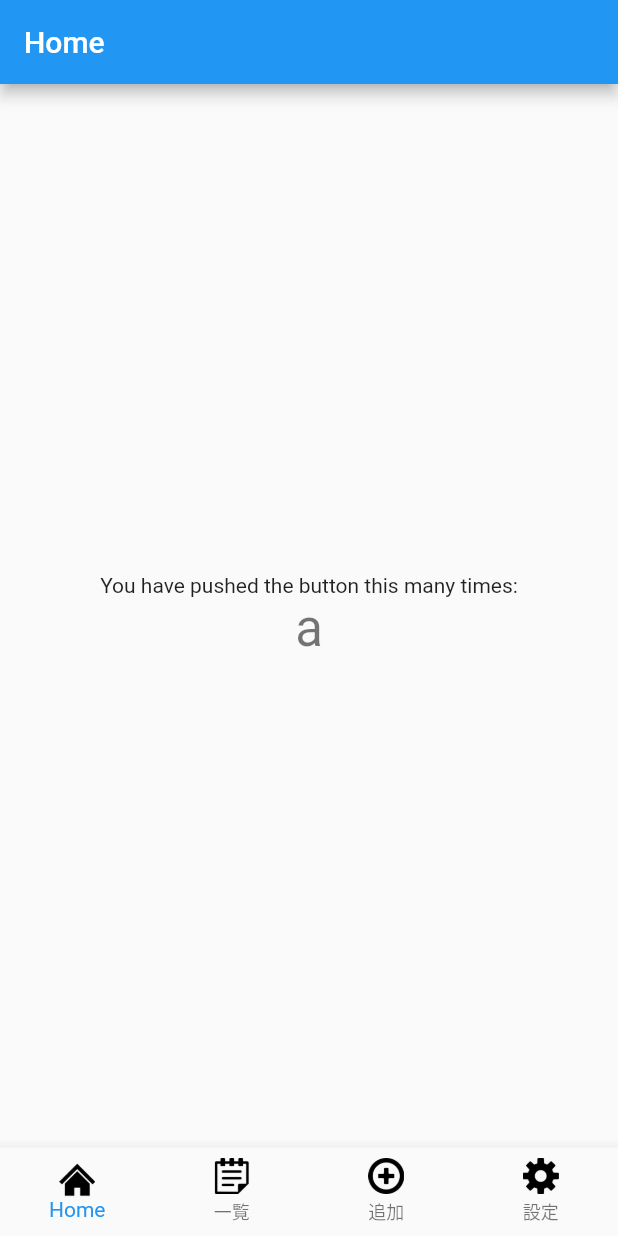
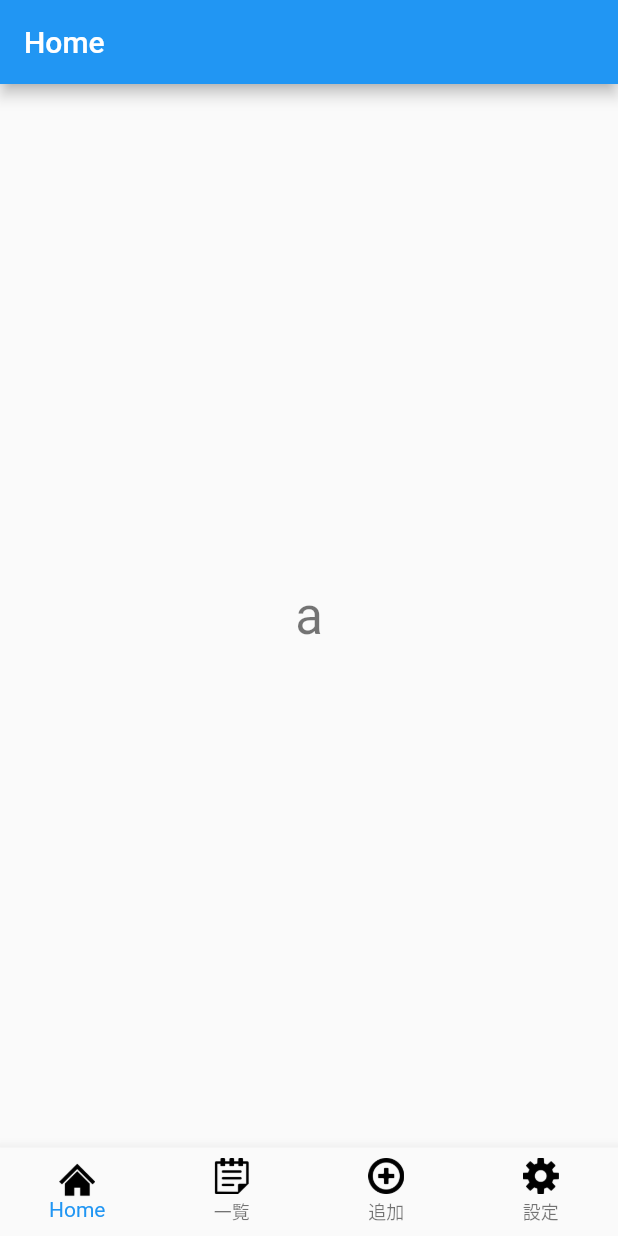
Before and after one commit to ibuki-iida/pj_inventory_management_app, a Flutter app: the screen it shows after launch, on a phone screen of 412 x 824 dp. Run offline on Flutter 3.47's test engine with Material 2 defaults, Android fonts, the phone set to English and light mode, and no system bars.

Commit message:
fix: ファイル構成やflutterバージョンのアップデート

```diff
--- a/lib/main.dart
+++ b/lib/main.dart
@@ -25,9 +25,6 @@ class MyHomePage extends StatefulWidget {
 }
 
 class _MyHomePageState extends State<MyHomePage> {
-//    setState(() {
-//    });
-
   @override
   Widget build(BuildContext context) {
     return Scaffold(
@@ -39,9 +36,6 @@ class _MyHomePageState extends State<MyHomePage> {
         child: Column(
           mainAxisAlignment: MainAxisAlignment.center,
           children: <Widget>[
-            Text(
-              'You have pushed the button this many times:',
-            ),
             Text(
               'a',
               style: Theme.of(context).textTheme.display1,
```
Also changed, not shown: pubspec.lock, 6 other files.
